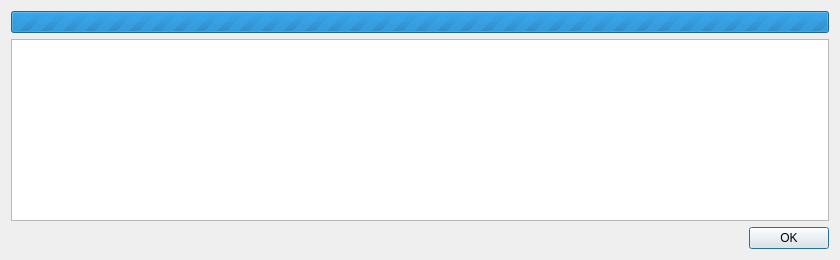
Before: the Qt Designer form ui/templateinstallprogressdlg.ui in QubesOS/qubes-manager, drawn with Qt 5.
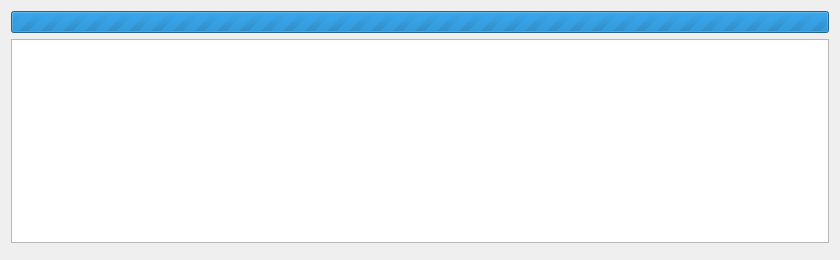
After: the same form once the commit is applied.

Patch:
```diff
--- a/ui/templateinstallprogressdlg.ui
+++ b/ui/templateinstallprogressdlg.ui
@@ -37,7 +37,7 @@
       <enum>Qt::Horizontal</enum>
      </property>
      <property name="standardButtons">
-      <set>QDialogButtonBox::Ok</set>
+      <set>QDialogButtonBox::NoButton</set>
      </property>
     </widget>
    </item>
```
Left out of the diff: 6 changed lines with no effect on the pictures.
